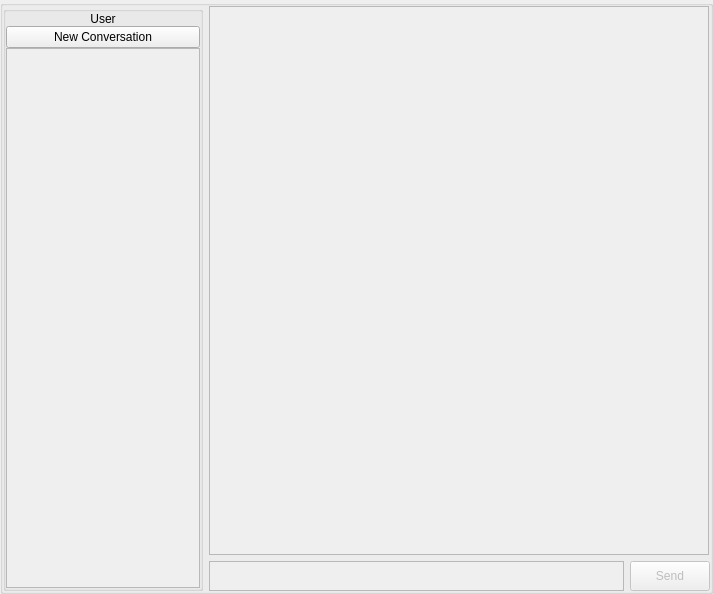
Before: the Qt Designer form OfflineMessangerClient/messenger_page.ui in tucaEmanuel18/OfflineMessenger, drawn with Qt 5.
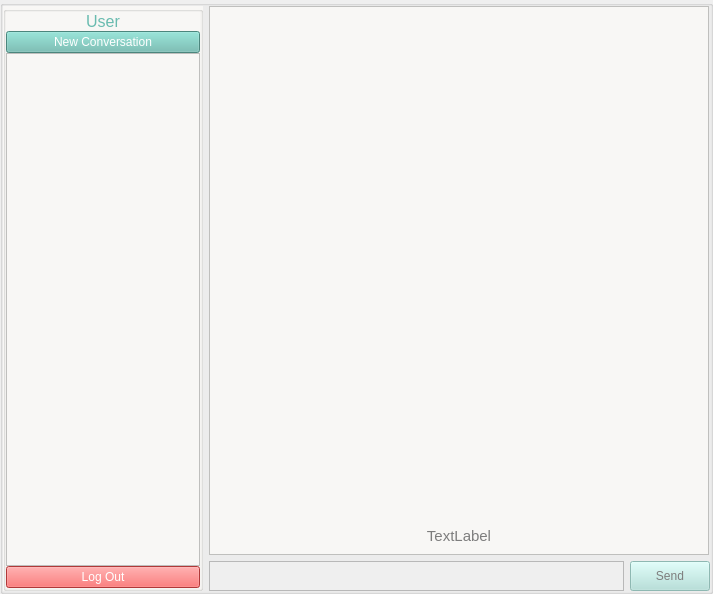
After: the same form once the commit is applied.

The edit to the form file:
```diff
--- a/OfflineMessangerClient/messenger_page.ui
+++ b/OfflineMessangerClient/messenger_page.ui
@@ -31,6 +31,9 @@
    </property>
    <item>
     <widget class="QGroupBox" name="groupBox">
+     <property name="styleSheet">
+      <string notr="true"/>
+     </property>
      <property name="title">
       <string/>
      </property>
@@ -67,6 +70,9 @@
         <property name="layoutDirection">
          <enum>Qt::LeftToRight</enum>
         </property>
+        <property name="styleSheet">
+         <string notr="true">background-color: #f8f7f5</string>
+        </property>
         <property name="title">
          <string/>
         </property>
@@ -97,6 +103,14 @@
              <verstretch>0</verstretch>
             </sizepolicy>
            </property>
+           <property name="font">
+            <font>
+             <pointsize>12</pointsize>
+            </font>
+           </property>
+           <property name="styleSheet">
+            <string notr="true">color:#69BBAF</string>
+           </property>
            <property name="text">
             <string>User</string>
            </property>
@@ -110,6 +124,9 @@
          </item>
          <item>
           <widget class="QPushButton" name="newConvBtn">
+           <property name="styleSheet">
+            <string notr="true">background-color:#69BBAF; color:#FFFFFF</string>
+           </property>
            <property name="text">
             <string>New Conversation</string>
            </property>
@@ -140,7 +157,7 @@
               <x>0</x>
               <y>0</y>
               <width>192</width>
-              <height>502</height>
+              <height>475</height>
              </rect>
             </property>
             <property name="minimumSize">
@@ -170,6 +187,16 @@
            </widget>
           </widget>
          </item>
+         <item>
+          <widget class="QPushButton" name="logOutBtn">
+           <property name="styleSheet">
+            <string notr="true">background-color:#f74f4f; color:#FFFFFF</string>
+           </property>
+           <property name="text">
+            <string>Log Out</string>
+           </property>
+          </widget>
+         </item>
         </layout>
        </widget>
       </item>
@@ -192,6 +219,9 @@
             <height>800</height>
            </size>
           </property>
+          <property name="styleSheet">
+           <string notr="true">background-color:#f8f7f5</string>
+          </property>
           <property name="horizontalScrollBarPolicy">
            <enum>Qt::ScrollBarAlwaysOff</enum>
           </property>
@@ -224,6 +254,24 @@
               </property>
              </spacer>
             </item>
+            <item>
+             <widget class="QLabel" name="chatLabel">
+              <property name="font">
+               <font>
+                <pointsize>11</pointsize>
+               </font>
+              </property>
+              <property name="styleSheet">
+               <string notr="true">color:#7d7d7d</string>
+              </property>
+              <property name="text">
+               <string>TextLabel</string>
+              </property>
+              <property name="alignment">
+               <set>Qt::AlignCenter</set>
+              </property>
+             </widget>
+            </item>
            </layout>
           </widget>
          </widget>
@@ -283,6 +331,9 @@
               <height>30</height>
              </size>
             </property>
+            <property name="styleSheet">
+             <string notr="true">background-color:#ade0d9; color:#7d7d7d</string>
+            </property>
             <property name="text">
              <string>Send</string>
             </property>
```
Left out of the diff: 2 changed lines with no effect on the pictures.
